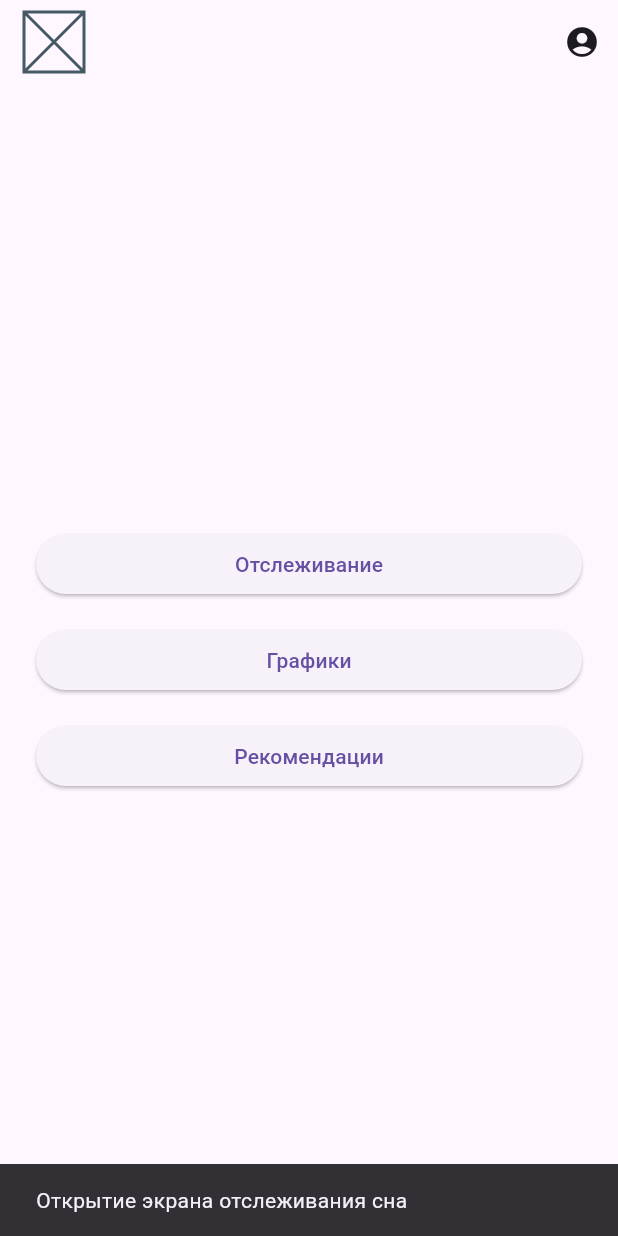
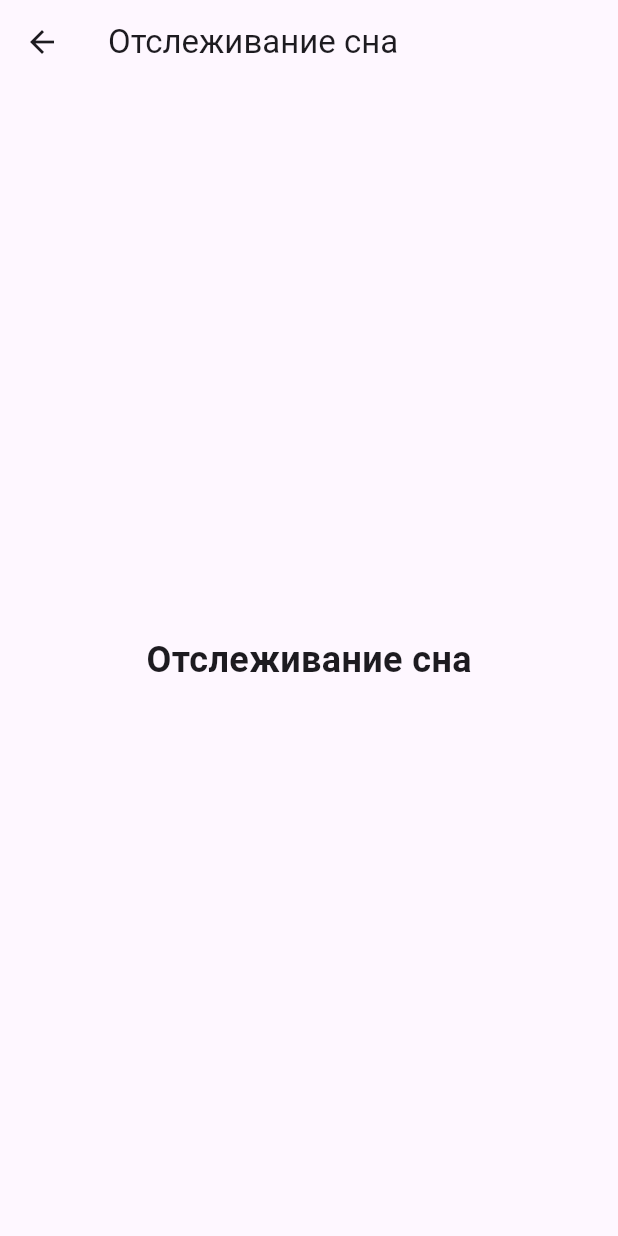
Before and after one commit to DaniilTooZir/SleepTracking_Flutter, a Flutter app: the MainMenuScreen screen opened by its route, after a tap on "Отслеживание", on a phone screen of 412 x 824 dp. Run offline on Flutter 3.47's test engine with Material 3 defaults, Android fonts, the light colour scheme and no system bars; our stand-ins replace flutter_dotenv, go_router, supabase_flutter; accounts and stored records are empty.

Commit message:
Добавлены экраны без оформеления, доработана навигация

```diff
--- a/lib/routes/router.dart
+++ b/lib/routes/router.dart
@@ -5,6 +5,7 @@ import 'package:go_router/go_router.dart';
 import 'package:sleep_tracking/ui/screens/authorization_screen.dart';
 import 'package:sleep_tracking/ui/screens/registration_screen.dart';
 import 'package:sleep_tracking/ui/screens/main_menu_screen.dart';
+import 'package:sleep_tracking/ui/screens/sleep_tracking_screen.dart';
 
 final GoRouter appRouter = GoRouter(
   initialLocation: '/',
@@ -12,5 +13,6 @@ final GoRouter appRouter = GoRouter(
     GoRoute(path: '/', builder: (context, state) => AuthorizationScreen()),
     GoRoute(path: '/register', builder: (context, state) => RegisterScreen()),
     GoRoute(path: '/main', builder: (context, state) => MainMenuScreen()),
+    GoRoute(path: '/sleepTracking', builder: (context, state) => SleepTrackingScreen()),
   ],
 );
--- a/lib/ui/screens/main_menu_screen.dart
+++ b/lib/ui/screens/main_menu_screen.dart
@@ -1,4 +1,5 @@
 import 'package:flutter/material.dart';
+import 'package:go_router/go_router.dart';
 
 class MainMenuScreen extends StatelessWidget {
   const MainMenuScreen({super.key});
@@ -49,10 +50,7 @@ class MainMenuScreen extends StatelessWidget {
                     children: [
                       ElevatedButton(
                         onPressed: () {
-                          _showSnackBar(
-                            context,
-                            'Открытие экрана отслеживания сна',
-                          );
+                          context.push('/sleepTracking');
                         },
                         child: const Text('Отслеживание'),
                       ),
--- /dev/null
+++ b/lib/ui/screens/sleep_tracking_screen.dart
@@ -0,0 +1,23 @@
+import 'package:flutter/material.dart';
+
+class SleepTrackingScreen extends StatefulWidget {
+  const SleepTrackingScreen({super.key});
+
+  @override
+  _SleepTrackingScreenState createState() => _SleepTrackingScreenState();
+}
+
+class _SleepTrackingScreenState extends State<SleepTrackingScreen> {
+  @override
+  Widget build(BuildContext context) {
+    return Scaffold(
+      appBar: AppBar(title: const Text('Отслеживание сна')),
+      body: const Center(
+        child: Text(
+          'Отслеживание сна',
+          style: TextStyle(fontSize: 24, fontWeight: FontWeight.bold),
+        ),
+      ),
+    );
+  }
+}
```
Also changed, not shown: lib/ui/screens/personal_account_screen.dart (added), lib/ui/screens/recommendations_screen.dart (added), lib/ui/screens/report_chart_screen.dart (added).
